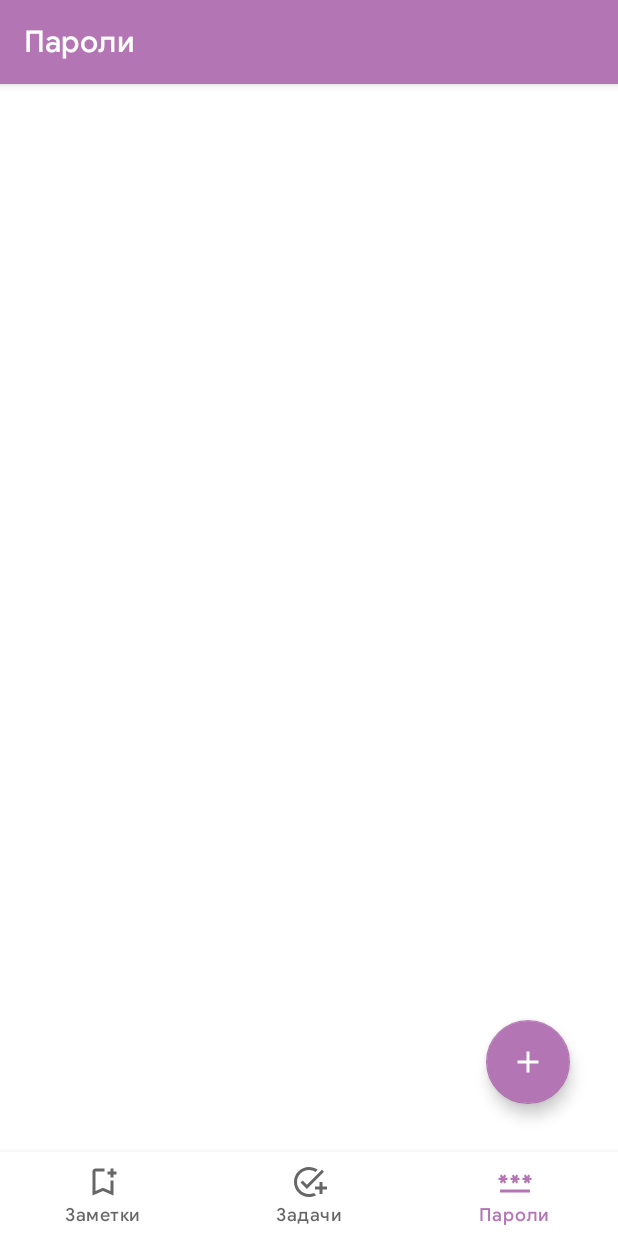
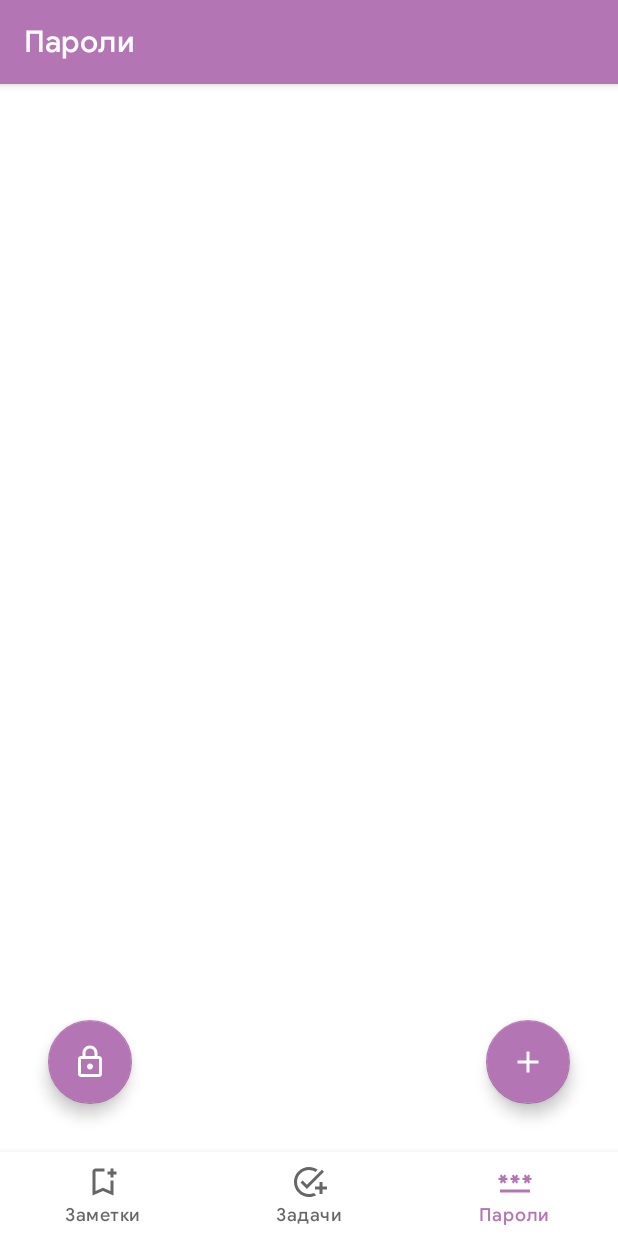
Before and after one commit to Liggidarck/Fluffy-Fox, an Android app: the PasswordsFragment screen opened through its navigation route, on a phone screen of 412 x 824 dp. Run offline under Robolectric (Android 15) with nearby library versions, the phone set to English and light mode, and no system bars; our stand-ins replace CircleImageView, Room's generated code, navigation-ui.

Commit message:
Added base generator passwords

```diff
--- a/app/build.gradle
+++ b/app/build.gradle
@@ -10,7 +10,7 @@ android {
         minSdk 21
         targetSdk 32
         versionCode 1
-        versionName "1.0"
+        versionName "alpha 1.0"
 
         testInstrumentationRunner "androidx.test.runner.AndroidJUnitRunner"
     }
--- /dev/null
+++ b/app/src/main/res/drawable/ic_outline_lock_24.xml
@@ -0,0 +1,10 @@
+<vector xmlns:android="http://schemas.android.com/apk/res/android"
+    android:width="24dp"
+    android:height="24dp"
+    android:viewportWidth="24"
+    android:viewportHeight="24"
+    android:tint="?attr/colorControlNormal">
+  <path
+      android:fillColor="@android:color/white"
+      android:pathData="M18,8h-1L17,6c0,-2.76 -2.24,-5 -5,-5S7,3.24 7,6v2L6,8c-1.1,0 -2,0.9 -2,2v10c0,1.1 0.9,2 2,2h12c1.1,0 2,-0.9 2,-2L20,10c0,-1.1 -0.9,-2 -2,-2zM9,6c0,-1.66 1.34,-3 3,-3s3,1.34 3,3v2L9,8L9,6zM18,20L6,20L6,10h12v10zM12,17c1.1,0 2,-0.9 2,-2s-0.9,-2 -2,-2 -2,0.9 -2,2 0.9,2 2,2z"/>
+</vector>
--- a/app/src/main/res/layout/fragment_passwords.xml
+++ b/app/src/main/res/layout/fragment_passwords.xml
@@ -29,6 +29,16 @@
         app:tint="@color/white"
         android:src="@drawable/ic_baseline_add_24" />
 
+    <com.google.android.material.floatingactionbutton.FloatingActionButton
+        android:id="@+id/button_generate_password"
+        android:layout_width="wrap_content"
+        android:layout_height="wrap_content"
+        android:layout_alignParentStart="true"
+        android:layout_alignParentBottom="true"
+        android:layout_margin="32dp"
+        app:tint="@color/white"
+        android:src="@drawable/ic_outline_lock_24" />
+
     <androidx.recyclerview.widget.RecyclerView
         android:id="@+id/password_recycler_view"
         android:layout_width="match_parent"
--- a/app/src/main/res/navigation/mobile_navigation.xml
+++ b/app/src/main/res/navigation/mobile_navigation.xml
@@ -37,7 +37,17 @@
         android:id="@+id/navigation_password"
         android:name="com.george.android.tasker.ui.passwords.PasswordsFragment"
         android:label="@string/title_passwords"
-        tools:layout="@layout/fragment_passwords" />
+        tools:layout="@layout/fragment_passwords" >
+        <action
+            android:id="@+id/action_navigation_password_to_navigation_generator_password"
+            app:destination="@id/navigation_generator_password" />
+    </fragment>
+
+    <fragment
+        android:id="@+id/navigation_generator_password"
+        android:name="com.george.android.tasker.ui.passwords.PasswordGeneratorFragment"
+        android:label="Генератор паролей"
+        tools:layout="@layout/fragment_password_generator" />
 
     <fragment
         android:id="@+id/navigation_note_bin"
```
Also changed, not shown: app/src/main/java/com/george/android/tasker/ui/passwords/PasswordGeneratorFragment.java (added, +106 -0 lines), app/src/main/java/com/george/android/tasker/ui/passwords/PasswordsFragment.java (+11 -0 lines), app/src/main/res/drawable/ic_baseline_replay_24.xml (added, +10 -0 lines), app/src/main/res/drawable/ic_baseline_save_24.xml (added, +10 -0 lines), app/src/main/res/drawable/line_black.xml (added, +8 -0 lines), app/src/main/res/layout/fragment_password_generator.xml (added, +105 -0 lines).
